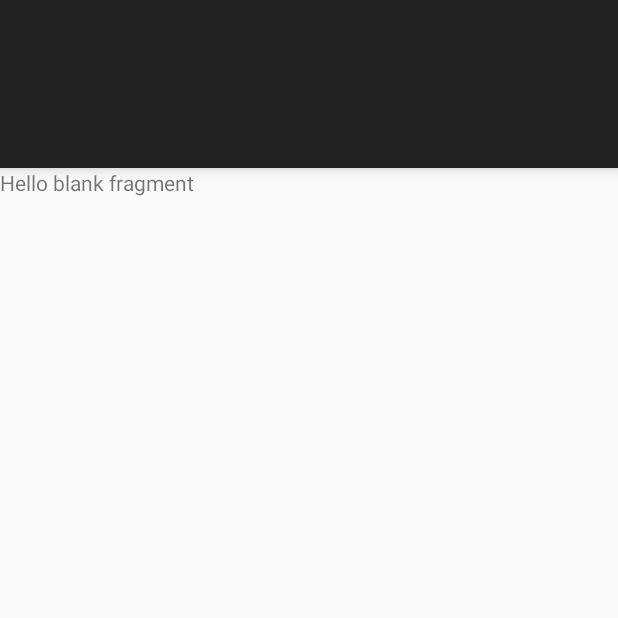
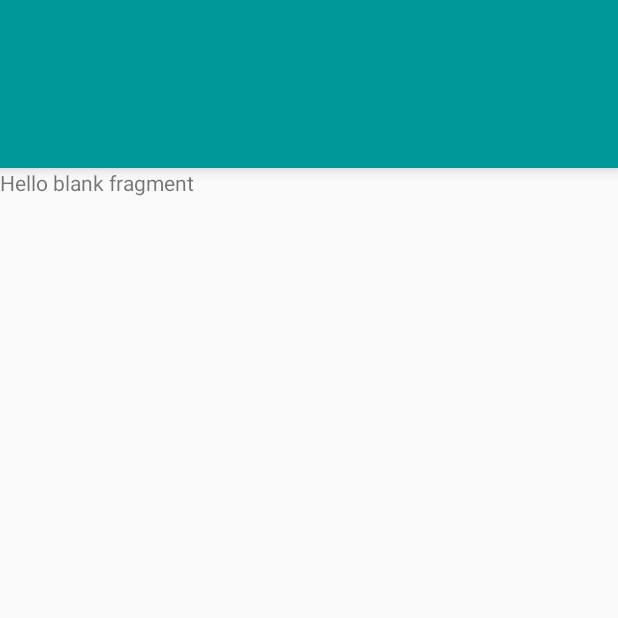
Before and after one commit to nitin-53/Campus-E-Board, an Android app: the Teacher screen opened directly, with no data from a screen before it, on a phone screen of 412 x 824 dp, the top half of it. Run offline under Robolectric (Android 15) with nearby library versions, the phone set to English and light mode, and no system bars.

Commit message:
Update styles.xml

```diff
--- a/app/src/main/res/values/styles.xml
+++ b/app/src/main/res/values/styles.xml
@@ -12,11 +12,20 @@
         -->
     </style>
 
+    <style name="AppTheme" parent="Theme.AppCompat.Light.NoActionBar">
+        <!--   our app branding color for the app bar -->
+        <item name="colorPrimary">#009999</item>
+        <!--   darker variant for the status bar and contextual app bars -->
+        <item name="colorPrimaryDark">#303F9F</item>
+        <!--   theme UI controls like checkboxes and text fields -->
+        <item name="colorAccent">#ffff66</item>
+    </style>
+
     <!-- Application theme. -->
-    <style name="AppTheme" parent="Theme.AppCompat.Light.DarkActionBar">
-        <!-- All customizations that are NOT specific to a particular API-level can go here. -->
-        <item name="colorAccent">#f8bbd0</item>
-    </style>
+    <!--  <style name="AppTheme" parent="Theme.AppCompat.Light.DarkActionBar">-->
+    <!-- All customizations that are NOT specific to a particular API-level can go here. -->
+    <!--<item name="colorAccent">#f8bbd0</item>
+</style> -->
 
 
     <style name="DefaultButtonText">
```
